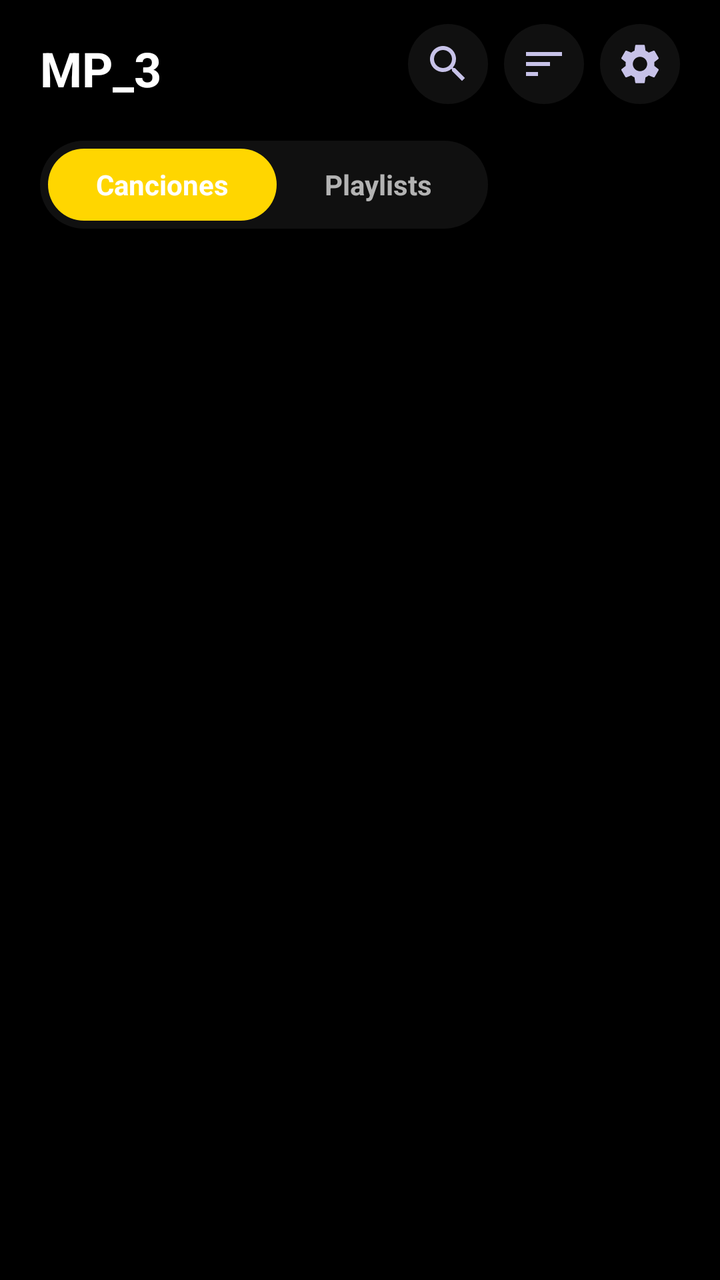
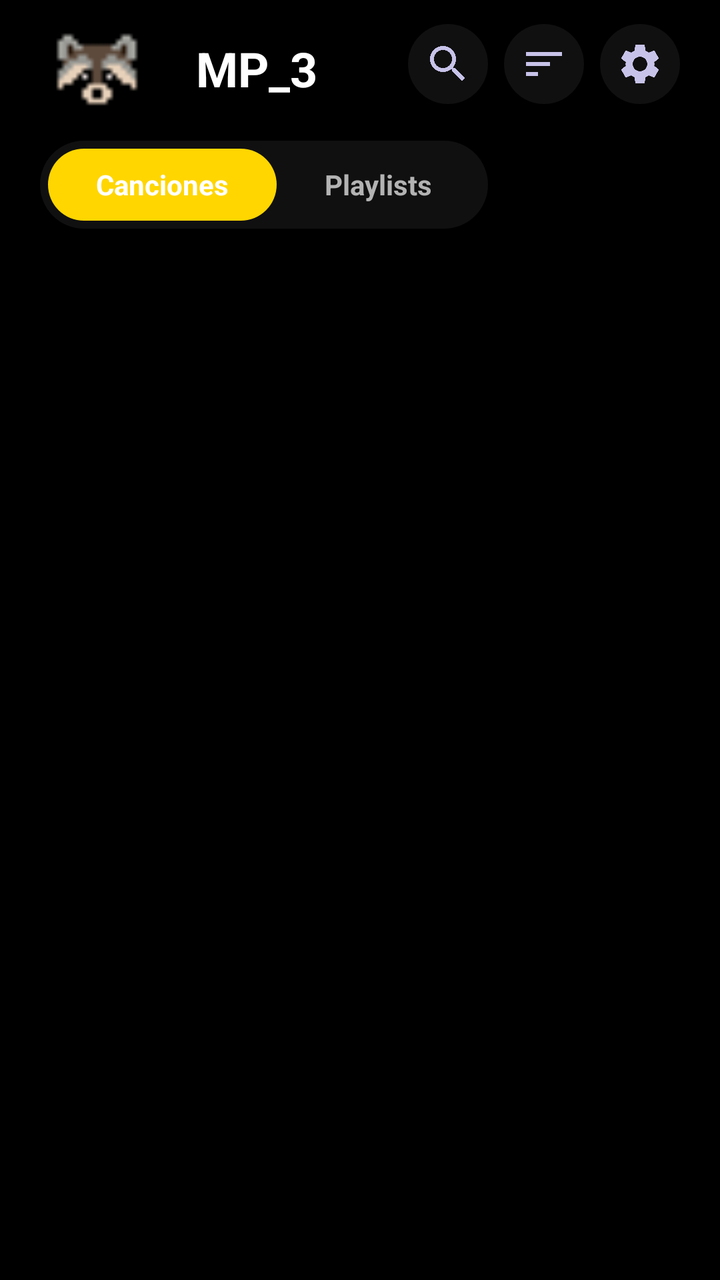

Screens rendered from an Android XML layout before and after an edit, with the pre-edit source and the edit as a unified diff.
<!-- AndroidManifest.xml: activity theme Theme.MP_3 -->
<!-- res/layout/activity_song_list.xml -->
<?xml version="1.0" encoding="utf-8"?>
<androidx.coordinatorlayout.widget.CoordinatorLayout
    xmlns:android="http://schemas.android.com/apk/res/android"
    xmlns:app="http://schemas.android.com/apk/res-auto"
    xmlns:tools="http://schemas.android.com/tools"
    android:id="@+id/rootCoordinator"
    android:layout_width="match_parent"
    android:layout_height="match_parent"
    android:background="@color/background_dark"
    tools:context=".SongListActivity">

    <androidx.constraintlayout.widget.ConstraintLayout
        android:id="@+id/rootSongListLayout"
        android:layout_width="match_parent"
        android:layout_height="match_parent">

        <TextView
            android:id="@+id/tvAppName"
            android:layout_width="0dp"
            android:layout_height="wrap_content"
            android:layout_marginTop="16dp"
            android:layout_marginStart="20dp"
            android:text="MP_3"
            android:textColor="@color/text_primary_light"
            android:textSize="24sp"
            android:textStyle="bold"
            app:layout_constraintTop_toTopOf="parent"
            app:layout_constraintStart_toStartOf="parent"
            app:layout_constraintEnd_toStartOf="@id/btnSearch"
            app:layout_constraintBottom_toBottomOf="@id/btnSettings" />

        <LinearLayout
            android:id="@+id/llInlineSearch"
            android:layout_width="0dp"
            android:layout_height="42dp"
            android:layout_marginTop="12dp"
            android:layout_marginStart="20dp"
            android:layout_marginEnd="8dp"
            android:background="@drawable/bg_search_box"
            android:gravity="center_vertical"
            android:orientation="horizontal"
            android:paddingStart="14dp"
            android:paddingEnd="14dp"
            android:visibility="gone"
            app:layout_constraintTop_toTopOf="parent"
            app:layout_constraintStart_toStartOf="parent"
            app:layout_constraintEnd_toStartOf="@id/btnSearch">

            <ImageView
                android:layout_width="18dp"
                android:layout_height="18dp"
                android:contentDescription="Buscar"
                android:src="@drawable/ic_search" />

            <EditText
                android:id="@+id/etSearch"
                android:layout_width="0dp"
                android:layout_height="match_parent"
                android:layout_marginStart="8dp"
                android:layout_weight="1"
                android:background="@null"
                android:hint="Buscar cancion o artista"
                android:imeOptions="actionSearch"
                android:inputType="text"
                android:maxLines="1"
                android:textColor="@color/text_primary_light"
                android:textColorHint="@color/text_secondary_light"
                android:textSize="13sp" />

        </LinearLayout>

        <ImageButton
            android:id="@+id/btnSearch"
            android:layout_width="40dp"
            android:layout_height="40dp"
            android:layout_marginTop="12dp"
            android:layout_marginEnd="8dp"
            android:background="@drawable/bg_icon_button_circle"
            android:contentDescription="Buscar"
            android:padding="9dp"
            android:src="@drawable/ic_search"
            app:layout_constraintTop_toTopOf="parent"
            app:layout_constraintEnd_toStartOf="@id/btnSort" />

        <ImageButton
            android:id="@+id/btnSort"
            android:layout_width="40dp"
            android:layout_height="40dp"
            android:layout_marginTop="12dp"
            android:layout_marginEnd="8dp"
            android:background="@drawable/bg_icon_button_circle"
            android:contentDescription="Ordenar"
            android:padding="9dp"
            android:src="@drawable/ic_sort"
            app:layout_constraintTop_toTopOf="parent"
            app:layout_constraintEnd_toStartOf="@id/btnSettings" />

        <ImageButton
            android:id="@+id/btnSettings"
            android:layout_width="40dp"
            android:layout_height="40dp"
            android:layout_marginTop="12dp"
            android:layout_marginEnd="20dp"
            android:background="@drawable/bg_icon_button_circle"
            android:contentDescription="Configuracion"
            android:padding="9dp"
            android:src="@drawable/ic_settings"
            app:layout_constraintTop_toTopOf="parent"
            app:layout_constraintEnd_toEndOf="parent" />

        <androidx.constraintlayout.widget.Barrier
            android:id="@+id/topBarBarrier"
            android:layout_width="wrap_content"
            android:layout_height="wrap_content"
            app:barrierDirection="bottom"
            app:constraint_referenced_ids="tvAppName,llInlineSearch" />

        <LinearLayout
            android:id="@+id/llTabSelector"
            android:layout_width="wrap_content"
            android:layout_height="44dp"
            android:layout_marginTop="20dp"
            android:layout_marginStart="20dp"
            android:background="@drawable/bg_tab_container"
            android:orientation="horizontal"
            android:padding="4dp"
            app:layout_constraintTop_toBottomOf="@id/topBarBarrier"
            app:layout_constraintStart_toStartOf="parent">

            <TextView
                android:id="@+id/tabSongs"
                android:layout_width="wrap_content"
                android:layout_height="match_parent"
                android:background="@drawable/bg_tab_selected"
                android:gravity="center"
                android:paddingStart="24dp"
                android:paddingEnd="24dp"
                android:text="Canciones"
                android:textColor="@color/text_primary_light"
                android:textSize="14sp"
                android:textStyle="bold" />

            <TextView
                android:id="@+id/tabPlaylists"
                android:layout_width="wrap_content"
                android:layout_height="match_parent"
                android:gravity="center"
                android:paddingStart="24dp"
                android:paddingEnd="24dp"
                android:text="Playlists"
                android:textColor="@color/text_secondary_light"
                android:textSize="14sp"
                android:textStyle="bold" />

        </LinearLayout>

        <TextView
            android:id="@+id/tvEmptyState"
            android:layout_width="wrap_content"
            android:layout_height="wrap_content"
            android:text="No se encontraron canciones"
            android:textColor="@color/text_secondary_light"
            android:textSize="15sp"
            android:visibility="gone"
            app:layout_constraintTop_toTopOf="parent"
            app:layout_constraintBottom_toBottomOf="parent"
            app:layout_constraintStart_toStartOf="parent"
            app:layout_constraintEnd_toEndOf="parent" />

        <androidx.recyclerview.widget.RecyclerView
            android:id="@+id/rvSongs"
            android:layout_width="0dp"
            android:layout_height="0dp"
            android:layout_marginTop="16dp"
            android:clipToPadding="false"
            android:paddingBottom="100dp"
            app:layout_constraintTop_toBottomOf="@id/llTabSelector"
            app:layout_constraintBottom_toBottomOf="parent"
            app:layout_constraintStart_toStartOf="parent"
            app:layout_constraintEnd_toEndOf="parent" />

        <androidx.recyclerview.widget.RecyclerView
            android:id="@+id/rvPlaylists"
            android:layout_width="0dp"
            android:layout_height="0dp"
            android:layout_marginTop="16dp"
            android:clipToPadding="false"
            android:paddingBottom="100dp"
            android:visibility="gone"
            app:layout_constraintTop_toBottomOf="@id/llTabSelector"
            app:layout_constraintBottom_toBottomOf="parent"
            app:layout_constraintStart_toStartOf="parent"
            app:layout_constraintEnd_toEndOf="parent" />

    </androidx.constraintlayout.widget.ConstraintLayout>

    <FrameLayout
        android:id="@+id/playerPanel"
        android:layout_width="match_parent"
        android:layout_height="match_parent"
        android:background="@drawable/bg_mini_player_full"
        android:clickable="true"
        android:focusable="true"
        android:visibility="gone"
        app:layout_behavior="com.google.android.material.bottomsheet.BottomSheetBehavior"
        app:behavior_hideable="false"
        app:behavior_skipCollapsed="false"
        app:behavior_peekHeight="90dp">

        
        <androidx.constraintlayout.widget.ConstraintLayout
            android:id="@+id/groupExpanded"
            android:layout_width="match_parent"
            android:layout_height="match_parent"
            android:alpha="0"
            android:paddingStart="24dp"
            android:paddingEnd="24dp"
            android:paddingBottom="32dp">

            <ImageButton
                android:id="@+id/btnPanelBack"
                android:layout_width="48dp"
                android:layout_height="48dp"
                android:layout_marginTop="12dp"
                android:background="@android:color/transparent"
                android:contentDescription="Cerrar reproductor"
                android:padding="12dp"
                android:src="@drawable/ic_chevron_down"
                app:layout_constraintTop_toTopOf="parent"
                app:layout_constraintStart_toStartOf="parent" />

            <ImageView
                android:id="@+id/ivPanelAlbumArt"
                android:layout_width="0dp"
                android:layout_height="0dp"
                android:layout_marginTop="16dp"
                android:background="@drawable/bg_album_art"
                android:contentDescription="Caratula del album"
                android:elevation="12dp"
                android:padding="52dp"
                android:src="@drawable/ic_music_note"
                android:tint="@color/spotify_gray"
                app:layout_constraintDimensionRatio="1:1"
                app:layout_constraintTop_toBottomOf="@id/btnPanelBack"
                app:layout_constraintBottom_toTopOf="@id/llPanelTitleRow"
                app:layout_constraintStart_toStartOf="parent"
                app:layout_constraintEnd_toEndOf="parent"
                app:layout_constraintVertical_chainStyle="packed"
                app:layout_constraintVertical_bias="0.05"
                app:layout_constraintWidth_max="240dp" />

            <LinearLayout
                android:id="@+id/llPanelTitleRow"
                android:layout_width="0dp"
                android:layout_height="wrap_content"
                android:layout_marginTop="24dp"
                android:gravity="center_vertical"
                android:orientation="horizontal"
                app:layout_constraintTop_toBottomOf="@id/ivPanelAlbumArt"
                app:layout_constraintBottom_toTopOf="@id/sbPanelProgress"
                app:layout_constraintStart_toStartOf="parent"
                app:layout_constraintEnd_toEndOf="parent">

                <LinearLayout
                    android:layout_width="0dp"
                    android:layout_height="wrap_content"
                    android:layout_weight="1"
                    android:orientation="vertical">

                    <TextView
                        android:id="@+id/tvPanelSongTitle"
                        android:layout_width="match_parent"
                        android:layout_height="wrap_content"
                        android:ellipsize="end"
                        android:maxLines="1"
                        android:text="Cancion actual"
                        android:textColor="@color/text_primary_light"
                        android:textSize="26sp"
                        android:textStyle="bold" />

                    <TextView
                        android:id="@+id/tvPanelArtist"
                        android:layout_width="match_parent"
                        android:layout_height="wrap_content"
                        android:layout_marginTop="4dp"
                        android:ellipsize="end"
                        android:maxLines="1"
                        android:text="Artista"
                        android:textColor="@color/spotify_gray"
                        android:textSize="14sp" />

                </LinearLayout>

                <ImageButton
                    android:id="@+id/btnPanelFavorite"
                    android:layout_width="40dp"
                    android:layout_height="40dp"
                    android:layout_marginStart="12dp"
                    android:background="@android:color/transparent"
                    android:contentDescription="Agregar a favoritos"
                    android:padding="8dp"
                    android:src="@drawable/ic_favorite_border" />

            </LinearLayout>

            <com.learnlayout.mp_3.WaveformSeekBar
                android:id="@+id/sbPanelProgress"
                android:layout_width="0dp"
                android:layout_height="32dp"
                android:layout_marginTop="18dp"
                app:layout_constraintTop_toBottomOf="@id/llPanelTitleRow"
                app:layout_constraintBottom_toTopOf="@id/llPanelTimeRow"
                app:layout_constraintStart_toStartOf="parent"
                app:layout_constraintEnd_toEndOf="parent" />

            <LinearLayout
                android:id="@+id/llPanelTimeRow"
                android:layout_width="0dp"
                android:layout_height="wrap_content"
                android:layout_marginTop="2dp"
                android:orientation="horizontal"
                app:layout_constraintTop_toBottomOf="@id/sbPanelProgress"
                app:layout_constraintBottom_toTopOf="@id/llPanelControls"
                app:layout_constraintStart_toStartOf="parent"
                app:layout_constraintEnd_toEndOf="parent">

                <TextView
                    android:id="@+id/tvPanelCurrentTime"
                    android:layout_width="0dp"
                    android:layout_height="wrap_content"
                    android:layout_weight="1"
                    android:text="00:00"
                    android:textColor="@color/spotify_gray"
                    android:textSize="12sp" />

                <TextView
                    android:id="@+id/tvPanelTotalTime"
                    android:layout_width="0dp"
                    android:layout_height="wrap_content"
                    android:layout_weight="1"
                    android:gravity="end"
                    android:text="00:00"
                    android:textColor="@color/spotify_gray"
                    android:textSize="12sp" />

            </LinearLayout>

            <LinearLayout
                android:id="@+id/llPanelControls"
                android:layout_width="0dp"
                android:layout_height="wrap_content"
                android:layout_marginTop="20dp"
                android:layout_marginBottom="24dp"
                android:gravity="center_vertical"
                android:orientation="horizontal"
                app:layout_constraintTop_toBottomOf="@id/llPanelTimeRow"
                app:layout_constraintBottom_toBottomOf="parent"
                app:layout_constraintStart_toStartOf="parent"
                app:layout_constraintEnd_toEndOf="parent">

                <ImageButton
                    android:id="@+id/btnMiniPlayMode"
                    android:layout_width="0dp"
                    android:layout_height="44dp"
                    android:layout_weight="1"
                    android:background="@android:color/transparent"
                    android:contentDescription="Modo de reproduccion"
                    android:padding="10dp"
                    android:src="@drawable/ic_repeat" />

                <ImageButton
                    android:id="@+id/btnPanelPrevious"
                    android:layout_width="0dp"
                    android:layout_height="56dp"
                    android:layout_weight="1"
                    android:background="@android:color/transparent"
                    android:contentDescription="Anterior"
                    android:padding="12dp"
                    android:src="@drawable/ic_skip_previous" />

                <ImageButton
                    android:id="@+id/btnPanelPlayPause"
                    android:layout_width="72dp"
                    android:layout_height="72dp"
                    android:layout_marginStart="8dp"
                    android:layout_marginEnd="8dp"
                    android:background="@drawable/btn_play_expanded"
                    android:contentDescription="Reproducir o pausar"
                    android:padding="20dp"
                    android:src="@drawable/ic_play_arrow"
                    android:tint="@color/spotify_black" />

                <ImageButton
                    android:id="@+id/btnPanelNext"
                    android:layout_width="0dp"
                    android:layout_height="56dp"
                    android:layout_weight="1"
                    android:background="@android:color/transparent"
                    android:contentDescription="Siguiente"
                    android:padding="12dp"
                    android:src="@drawable/ic_skip_next" />

                <ImageButton
                    android:id="@+id/btnPanelQueue"
                    android:layout_width="0dp"
                    android:layout_height="44dp"
                    android:layout_weight="1"
                    android:background="@android:color/transparent"
                    android:contentDescription="Ver cola"
                    android:padding="10dp"
                    android:src="@drawable/ic_queue_music" />

            </LinearLayout>

        </androidx.constraintlayout.widget.ConstraintLayout>

        
        <androidx.coordinatorlayout.widget.CoordinatorLayout
            android:id="@+id/lyricsCoordinator"
            android:layout_width="match_parent"
            android:layout_height="match_parent"
            android:visibility="gone">

            <FrameLayout
                android:id="@+id/lyricsPanel"
                android:layout_width="match_parent"
                android:layout_height="match_parent"
                android:background="@drawable/bg_lyrics_panel_border"
                android:clickable="true"
                android:focusable="true"
                app:layout_behavior="com.google.android.material.bottomsheet.BottomSheetBehavior"
                app:behavior_hideable="false"
                app:behavior_skipCollapsed="false"
                app:behavior_peekHeight="96dp">

                <androidx.recyclerview.widget.RecyclerView
                    android:id="@+id/rvLyricsPanel"
                    android:layout_width="match_parent"
                    android:layout_height="match_parent"
                    android:clipToPadding="false"
                    android:paddingTop="18dp"
                    android:paddingBottom="32dp" />

                <View
                    android:id="@+id/dragHandleLyrics"
                    android:layout_width="40dp"
                    android:layout_height="4dp"
                    android:layout_marginTop="10dp"
                    android:layout_gravity="top|center_horizontal"
                    android:background="@drawable/bg_drag_handle_small" />

                <ImageButton
                    android:id="@+id/btnPanelLyricsSync"
                    android:layout_width="40dp"
                    android:layout_height="40dp"
                    android:layout_gravity="top|start"
                    android:layout_marginTop="8dp"
                    android:layout_marginStart="8dp"
                    android:background="@android:color/transparent"
                    android:contentDescription="Sincronizar letra manualmente"
                    android:padding="8dp"
                    android:src="@drawable/ic_lyrics"
                    android:visibility="gone" />

                <ImageButton
                    android:id="@+id/btnSaveLyrics"
                    android:layout_width="40dp"
                    android:layout_height="40dp"
                    android:layout_gravity="top|end"
                    android:layout_marginTop="8dp"
                    android:layout_marginEnd="8dp"
                    android:background="@android:color/transparent"
                    android:contentDescription="Guardar letra"
                    android:padding="8dp"
                    android:src="@drawable/ic_favorite_border"
                    android:visibility="gone" />

            </FrameLayout>

        </androidx.coordinatorlayout.widget.CoordinatorLayout>

        
        <LinearLayout
            android:id="@+id/groupMini"
            android:layout_width="match_parent"
            android:layout_height="wrap_content"
            android:layout_gravity="top"
            android:orientation="vertical"
            android:paddingBottom="10dp">

            <ProgressBar
                android:id="@+id/pbMiniLine"
                style="?android:attr/progressBarStyleHorizontal"
                android:layout_width="match_parent"
                android:layout_height="2dp"
                android:indeterminate="false"
                android:max="100"
                android:progress="0"
                android:progressDrawable="@drawable/progress_mini_line" />

            <LinearLayout
                android:layout_width="match_parent"
                android:layout_height="wrap_content"
                android:layout_marginTop="12dp"
                android:gravity="center_vertical"
                android:orientation="horizontal"
                android:paddingStart="16dp"
                android:paddingEnd="12dp">

                <ImageView
                    android:id="@+id/ivMiniAlbumArt"
                    android:layout_width="46dp"
                    android:layout_height="46dp"
                    android:background="@drawable/bg_album_art_small"
                    android:contentDescription="Caratula del album"
                    android:padding="12dp"
                    android:src="@drawable/ic_music_note"
                    android:tint="@color/spotify_gray" />

                <LinearLayout
                    android:layout_width="0dp"
                    android:layout_height="wrap_content"
                    android:layout_marginStart="12dp"
                    android:layout_weight="1"
                    android:orientation="vertical">

                    <TextView
                        android:id="@+id/tvMiniTitle"
                        android:layout_width="match_parent"
                        android:layout_height="wrap_content"
                        android:ellipsize="end"
                        android:maxLines="1"
                        android:text="Cancion actual"
                        android:textColor="@color/text_primary_light"
                        android:textSize="14sp"
                        android:textStyle="bold" />

                    <TextView
                        android:id="@+id/tvMiniArtist"
                        android:layout_width="match_parent"
                        android:layout_height="wrap_content"
                        android:ellipsize="end"
                        android:maxLines="1"
                        android:text="Artista"
                        android:textColor="@color/spotify_gray"
                        android:textSize="12sp" />

                </LinearLayout>

                <FrameLayout
                    android:layout_width="48dp"
                    android:layout_height="48dp">

                    <com.learnlayout.mp_3.CircularProgressView
                        android:id="@+id/circularMiniProgress"
                        android:layout_width="match_parent"
                        android:layout_height="match_parent" />

                    <ImageButton
                        android:id="@+id/btnMiniPlayPause"
                        android:layout_width="34dp"
                        android:layout_height="34dp"
                        android:layout_gravity="center"
                        android:background="@android:color/transparent"
                        android:contentDescription="Reproducir o pausar"
                        android:padding="5dp"
                        android:src="@drawable/ic_play_small" />

                </FrameLayout>

            </LinearLayout>

        </LinearLayout>

    </FrameLayout>

</androidx.coordinatorlayout.widget.CoordinatorLayout>
<!-- resources referenced by this layout -->
<resources>
  <color name="background_dark">#000000</color>
  <color name="spotify_black">#000000</color>
  <color name="spotify_gray">#B3B3B3</color>
  <color name="text_primary_light">#FFFFFF</color>
  <color name="text_secondary_light">#B3B3B3</color>
  <!-- drawable bg_album_art (drawable) -->
  <?xml version="1.0" encoding="utf-8"?>
  <shape xmlns:android="http://schemas.android.com/apk/res/android"
      android:shape="rectangle">
      <solid android:color="@color/spotify_card" />
      <corners android:radius="8dp" />
  </shape>
  <!-- drawable bg_album_art_small (drawable) -->
  <?xml version="1.0" encoding="utf-8"?>
  <shape xmlns:android="http://schemas.android.com/apk/res/android"
      android:shape="rectangle">
      <solid android:color="@color/spotify_card" />
      <corners android:radius="4dp" />
  </shape>
  <!-- drawable bg_drag_handle_small (drawable) -->
  <?xml version="1.0" encoding="utf-8"?>
  <shape xmlns:android="http://schemas.android.com/apk/res/android"
      android:shape="rectangle">
      <solid android:color="#40FFFFFF" />
      <corners android:radius="8dp" />
  </shape>
  <!-- drawable bg_icon_button_circle (drawable) -->
  <?xml version="1.0" encoding="utf-8"?>
  <shape xmlns:android="http://schemas.android.com/apk/res/android"
      android:shape="oval">
      <solid android:color="@color/surface_dark" />
  </shape>
  <!-- drawable bg_tab_container (drawable) -->
  <?xml version="1.0" encoding="utf-8"?>
  <shape xmlns:android="http://schemas.android.com/apk/res/android"
      android:shape="rectangle">
      <solid android:color="@color/surface_dark" />
      <corners android:radius="24dp" />
  </shape>
  <!-- drawable bg_tab_selected (drawable) -->
  <?xml version="1.0" encoding="utf-8"?>
  <shape xmlns:android="http://schemas.android.com/apk/res/android"
      android:shape="rectangle">
      <solid android:color="@color/blue_primary" />
      <corners android:radius="20dp" />
  </shape>
  <!-- drawable btn_play_expanded (drawable) -->
  <?xml version="1.0" encoding="utf-8"?>
  <shape xmlns:android="http://schemas.android.com/apk/res/android"
      android:shape="oval">
      <solid android:color="@color/white" />
  </shape>
  <!-- drawable ic_play_arrow (drawable) -->
  <vector xmlns:android="http://schemas.android.com/apk/res/android"
      android:width="24dp"
      android:height="24dp"
      android:viewportWidth="24"
      android:viewportHeight="24">
      <path
          android:fillColor="#FFFFFF"
          android:pathData="M8,5v14l11,-7z" />
  </vector>
  <!-- drawable ic_play_small (drawable) -->
  <vector xmlns:android="http://schemas.android.com/apk/res/android"
      android:width="24dp"
      android:height="24dp"
      android:viewportWidth="24"
      android:viewportHeight="24">
      <path
          android:fillColor="#FFFFFF"
          android:pathData="M8,5v14l11,-7z" />
  </vector>
  <color name="spotify_card">#1C1C1C</color>
  <color name="surface_dark">#101010</color>
  <color name="lyrics_banner_border">#FFEB3B</color>
  <color name="spotify_elevated">#101010</color>
  <color name="purple_light">#66FFD600</color>
  <color name="blue_primary">#FFD600</color>
  <color name="white">#FFFFFF</color>
  <color name="spotify_progress_track">#4DFFFFFF</color>
  <color name="spotify_green">#FFD600</color>
  <color name="purple_primary">#FFD600</color>
  <color name="purple_dark">#1C1C1C</color>
  <color name="blue_dark">#0A0A0A</color>
  <!-- unchanged entries left out for length: 16 -->
</resources>

<!-- the commit's change to res/layout/activity_song_list.xml (unified diff, before → after) -->
@@ -14,19 +14,34 @@
         android:layout_width="match_parent"
         android:layout_height="match_parent">
 
+        <ImageView
+            android:id="@+id/ivMascot"
+            android:layout_width="78dp"
+            android:layout_height="78dp"
+            android:layout_marginStart="12dp"
+            android:contentDescription="Mapache"
+            android:scaleType="fitCenter"
+            android:src="@drawable/anim_mascot_wink"
+            app:layout_constraintStart_toStartOf="parent"
+            app:layout_constraintTop_toTopOf="@id/tvAppName"
+            app:layout_constraintBottom_toBottomOf="@id/tvAppName" />
+
+
+
         <TextView
             android:id="@+id/tvAppName"
-            android:layout_width="0dp"
+            android:layout_width="wrap_content"
             android:layout_height="wrap_content"
             android:layout_marginTop="16dp"
-            android:layout_marginStart="20dp"
+            android:layout_marginStart="8dp"
             android:text="MP_3"
             android:textColor="@color/text_primary_light"
             android:textSize="24sp"
             android:textStyle="bold"
             app:layout_constraintTop_toTopOf="parent"
-            app:layout_constraintStart_toStartOf="parent"
+            app:layout_constraintStart_toEndOf="@id/ivMascot"
             app:layout_constraintEnd_toStartOf="@id/btnSearch"
+            app:layout_constraintHorizontal_bias="0"
             app:layout_constraintBottom_toBottomOf="@id/btnSettings" />
 
         <LinearLayout
@@ -228,6 +243,19 @@
                 android:src="@drawable/ic_chevron_down"
                 app:layout_constraintTop_toTopOf="parent"
                 app:layout_constraintStart_toStartOf="parent" />
+
+            <ImageView
+                android:id="@+id/ivMonito"
+                android:layout_width="99dp"
+                android:layout_height="99dp"
+                android:contentDescription="Monito"
+                android:scaleType="fitCenter"
+                android:elevation="14dp"
+                android:layout_marginBottom="-20dp"
+                app:layout_constraintStart_toStartOf="@id/ivPanelAlbumArt"
+                app:layout_constraintEnd_toEndOf="@id/ivPanelAlbumArt"
+                app:layout_constraintBottom_toTopOf="@id/ivPanelAlbumArt"
+                app:layout_constraintVertical_bias="1" />
 
             <ImageView
                 android:id="@+id/ivPanelAlbumArt"
<!-- resource entries referenced after the edit -->
@@ -5,6 +5,14 @@
   <color name="spotify_gray">#B3B3B3</color>
   <color name="text_primary_light">#FFFFFF</color>
   <color name="text_secondary_light">#B3B3B3</color>
+  <!-- drawable anim_mascot_wink (drawable) -->
+  <?xml version="1.0" encoding="utf-8"?>
+  <animation-list xmlns:android="http://schemas.android.com/apk/res/android"
+      android:oneshot="false">
+      <item android:drawable="@drawable/ic_mascot_frame1" android:duration="2200" />
+      <item android:drawable="@drawable/ic_mascot_frame2" android:duration="150" />
+      <item android:drawable="@drawable/ic_mascot_frame1" android:duration="150" />
+  </animation-list>
   <!-- drawable bg_album_art (drawable) -->
   <?xml version="1.0" encoding="utf-8"?>
   <shape xmlns:android="http://schemas.android.com/apk/res/android"
@@ -72,6 +80,8 @@
           android:fillColor="#FFFFFF"
           android:pathData="M8,5v14l11,-7z" />
   </vector>
+  <!-- drawable ic_mascot_frame1: png bitmap (drawable-nodpi, 474 bytes) -->
+  <!-- drawable ic_mascot_frame2: png bitmap (drawable-nodpi, 471 bytes) -->
   <color name="spotify_card">#1C1C1C</color>
   <color name="surface_dark">#101010</color>
   <color name="lyrics_banner_border">#FFEB3B</color>
